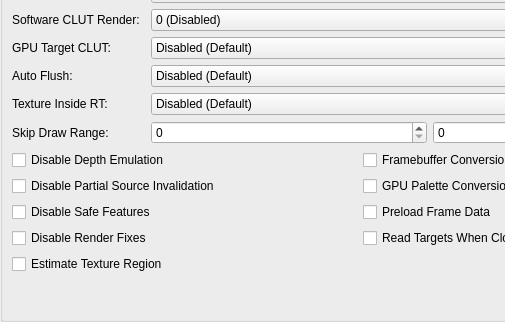
Qt form pcsx2-qt/Settings/GraphicsSettingsWidget.ui (PCSX2/pcsx2) before a commit; both pictures show x 0 to 505 and y 143 to 465 of the 720 by 465 pixel window.
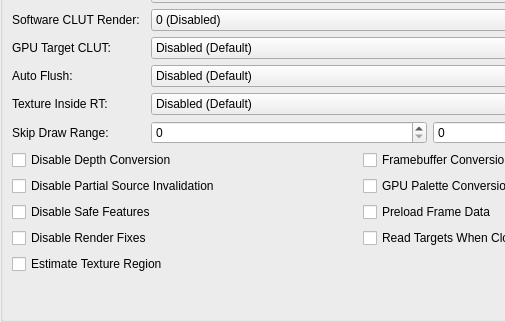
The same form after that commit. The open tabs and pages were chosen to show the change.

Commit message:
Misc: Rename Disable Depth Emulation
Renames Disable Depth Emulation to Disable Depth Conversion as it is both more correct to what it does and less likely for a user to think it is free performance.

The edit to the form file:
```diff
--- a/pcsx2-qt/Settings/GraphicsSettingsWidget.ui
+++ b/pcsx2-qt/Settings/GraphicsSettingsWidget.ui
@@ -1006,7 +1006,7 @@
          <item row="0" column="0">
           <widget class="QCheckBox" name="disableDepthEmulation">
            <property name="text">
-            <string>Disable Depth Emulation</string>
+            <string>Disable Depth Conversion</string>
            </property>
           </widget>
          </item>
```
The commit also changes 3 other files.
